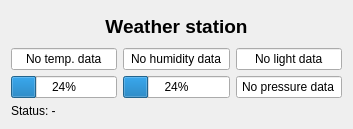
grisu48/meteo, file QtMeteo/qweatherdata.ui: the form before one commit.
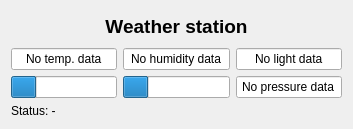
The form after the commit.

What changed in the file:
```diff
--- a/QtMeteo/qweatherdata.ui
+++ b/QtMeteo/qweatherdata.ui
@@ -75,6 +75,9 @@
      <property name="value">
       <number>24</number>
      </property>
+     <property name="textVisible">
+      <bool>false</bool>
+     </property>
     </widget>
    </item>
    <item row="2" column="2">
@@ -95,6 +98,9 @@
      <property name="value">
       <number>24</number>
      </property>
+     <property name="textVisible">
+      <bool>false</bool>
+     </property>
     </widget>
    </item>
    <item row="3" column="0" colspan="3">
```
Left out of the diff: 41 changed lines with no effect on the pictures.
